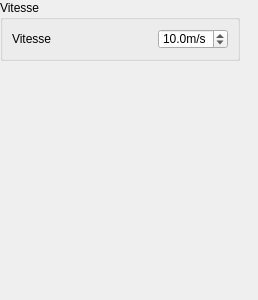
Qt form rsase/SGBag/ui/vueparametrestapis.ui (padenot/usdp) before a commit.
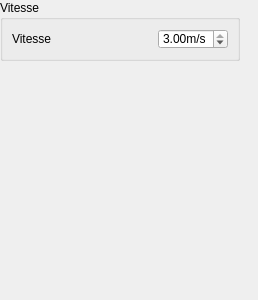
The same form after that commit.

Patch:
```diff
--- a/rsase/SGBag/ui/vueparametrestapis.ui
+++ b/rsase/SGBag/ui/vueparametrestapis.ui
@@ -53,19 +53,19 @@
          <string>m/s</string>
         </property>
         <property name="decimals">
-         <number>1</number>
+         <number>2</number>
         </property>
         <property name="minimum">
          <double>0.000000000000000</double>
         </property>
         <property name="maximum">
-         <double>30.000000000000000</double>
+         <double>3.000000000000000</double>
         </property>
         <property name="singleStep">
          <double>1.000000000000000</double>
         </property>
         <property name="value">
-         <double>10.000000000000000</double>
+         <double>3.000000000000000</double>
         </property>
        </widget>
       </item>
```
Left out of the diff: 4 changed lines with no effect on the pictures.
